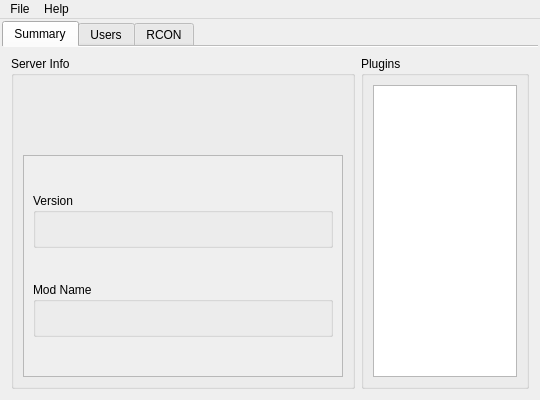
Before: the Qt Designer form src/mainwindow.ui in Link1J/MSManager, drawn with Qt 5.
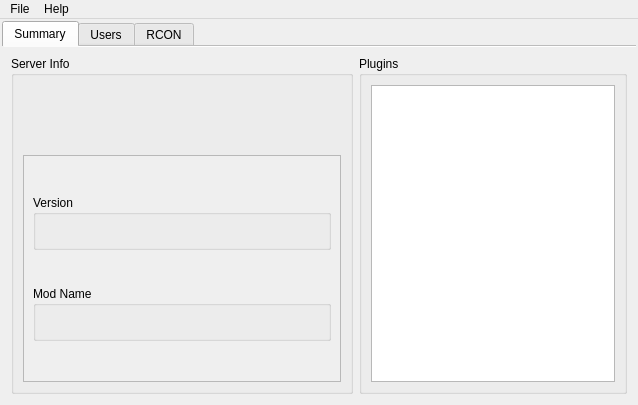
After: the same form once the commit is applied. The open tabs and pages were chosen to show the change. Icons and pictures are not drawn. Custom widgets are drawn as their Qt base class.

```diff
--- a/src/mainwindow.ui
+++ b/src/mainwindow.ui
@@ -6,8 +6,8 @@
    <rect>
     <x>0</x>
     <y>0</y>
-    <width>540</width>
-    <height>400</height>
+    <width>638</width>
+    <height>405</height>
    </rect>
   </property>
   <property name="contextMenuPolicy">
@@ -87,6 +87,18 @@
           </property>
           <item>
            <widget class="QGroupBox" name="groupBox_3">
+            <property name="sizePolicy">
+             <sizepolicy hsizetype="Fixed" vsizetype="Preferred">
+              <horstretch>0</horstretch>
+              <verstretch>0</verstretch>
+             </sizepolicy>
+            </property>
+            <property name="minimumSize">
+             <size>
+              <width>342</width>
+              <height>321</height>
+             </size>
+            </property>
             <property name="title">
              <string>Server Info</string>
             </property>
@@ -178,7 +190,7 @@
              <item>
               <widget class="QScrollArea" name="scrollArea">
                <property name="sizePolicy">
-                <sizepolicy hsizetype="Expanding" vsizetype="Expanding">
+                <sizepolicy hsizetype="Minimum" vsizetype="Expanding">
                  <horstretch>0</horstretch>
                  <verstretch>0</verstretch>
                 </sizepolicy>
@@ -195,7 +207,7 @@
                   <x>0</x>
                   <y>0</y>
                   <width>322</width>
-                  <height>203</height>
+                  <height>208</height>
                  </rect>
                 </property>
                 <layout class="QVBoxLayout" name="verticalLayout_6">
@@ -205,7 +217,7 @@
                  <item>
                   <widget class="QGroupBox" name="version_group">
                    <property name="sizePolicy">
-                    <sizepolicy hsizetype="Expanding" vsizetype="Fixed">
+                    <sizepolicy hsizetype="Preferred" vsizetype="Fixed">
                      <horstretch>0</horstretch>
                      <verstretch>0</verstretch>
                     </sizepolicy>
@@ -236,7 +248,7 @@
                  <item>
                   <widget class="QGroupBox" name="mod_name_group">
                    <property name="sizePolicy">
-                    <sizepolicy hsizetype="Expanding" vsizetype="Fixed">
+                    <sizepolicy hsizetype="Preferred" vsizetype="Fixed">
                      <horstretch>0</horstretch>
                      <verstretch>0</verstretch>
                     </sizepolicy>
@@ -280,7 +292,17 @@
           </property>
           <layout class="QVBoxLayout" name="verticalLayout_4">
            <item>
-            <widget class="QListView" name="plugins_list"/>
+            <widget class="QListView" name="plugins_list">
+             <property name="focusPolicy">
+              <enum>Qt::NoFocus</enum>
+             </property>
+             <property name="alternatingRowColors">
+              <bool>true</bool>
+             </property>
+             <property name="selectionMode">
+              <enum>QAbstractItemView::NoSelection</enum>
+             </property>
+            </widget>
            </item>
           </layout>
          </widget>
@@ -461,7 +483,7 @@
     <rect>
      <x>0</x>
      <y>0</y>
-     <width>540</width>
+     <width>638</width>
      <height>30</height>
     </rect>
    </property>
@@ -501,6 +523,14 @@
    </property>
   </action>
  </widget>
+ <customwidgets>
+  <customwidget>
+   <class>UserInfoPanel</class>
+   <extends>QGroupBox</extends>
+   <header>userinfopanel.hpp</header>
+   <container>1</container>
+  </customwidget>
+ </customwidgets>
  <tabstops>
   <tabstop>command_list</tabstop>
   <tabstop>users_list</tabstop>
```
Left out of the diff: 48 changed lines with no effect on the pictures.
